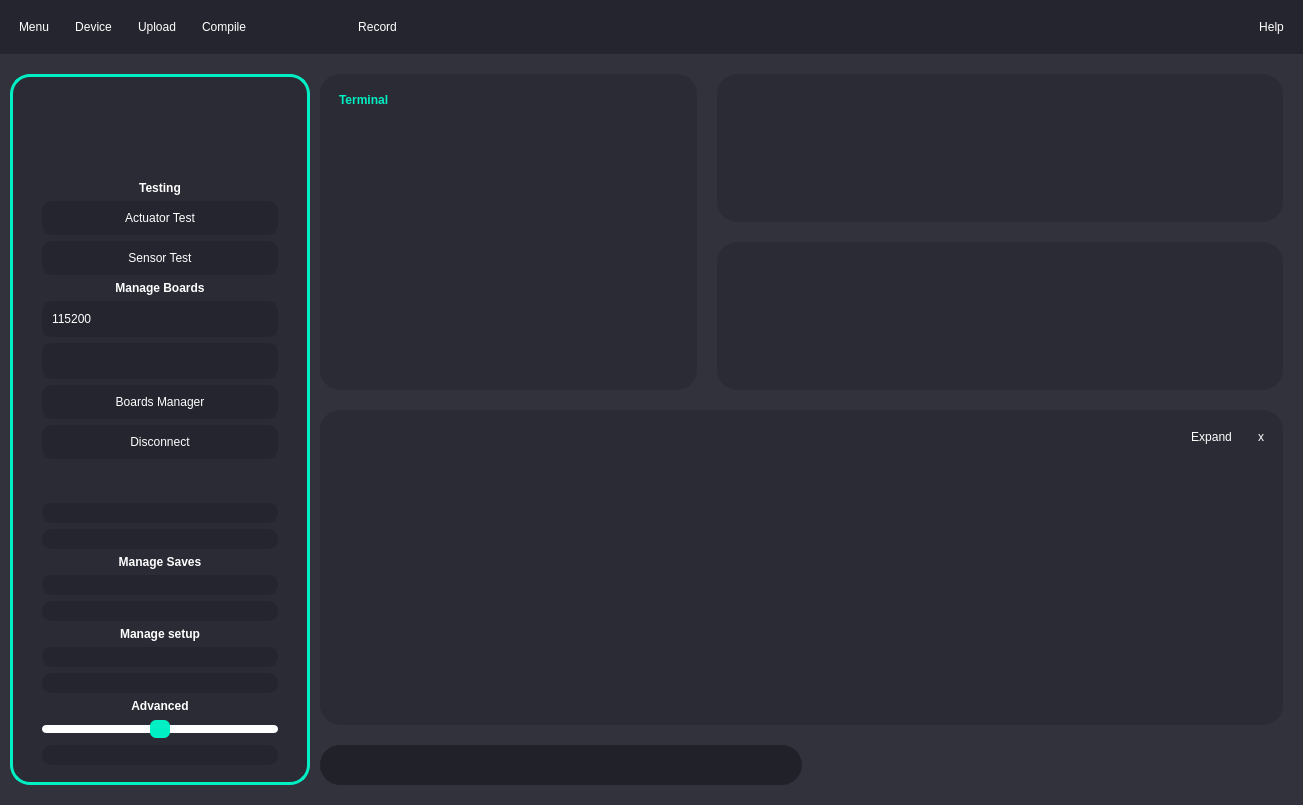
This is Ui/GraphingUi.ui in OrionAerospaceYT/SideKick as Qt 5 draws it before an edit. The edited form follows.
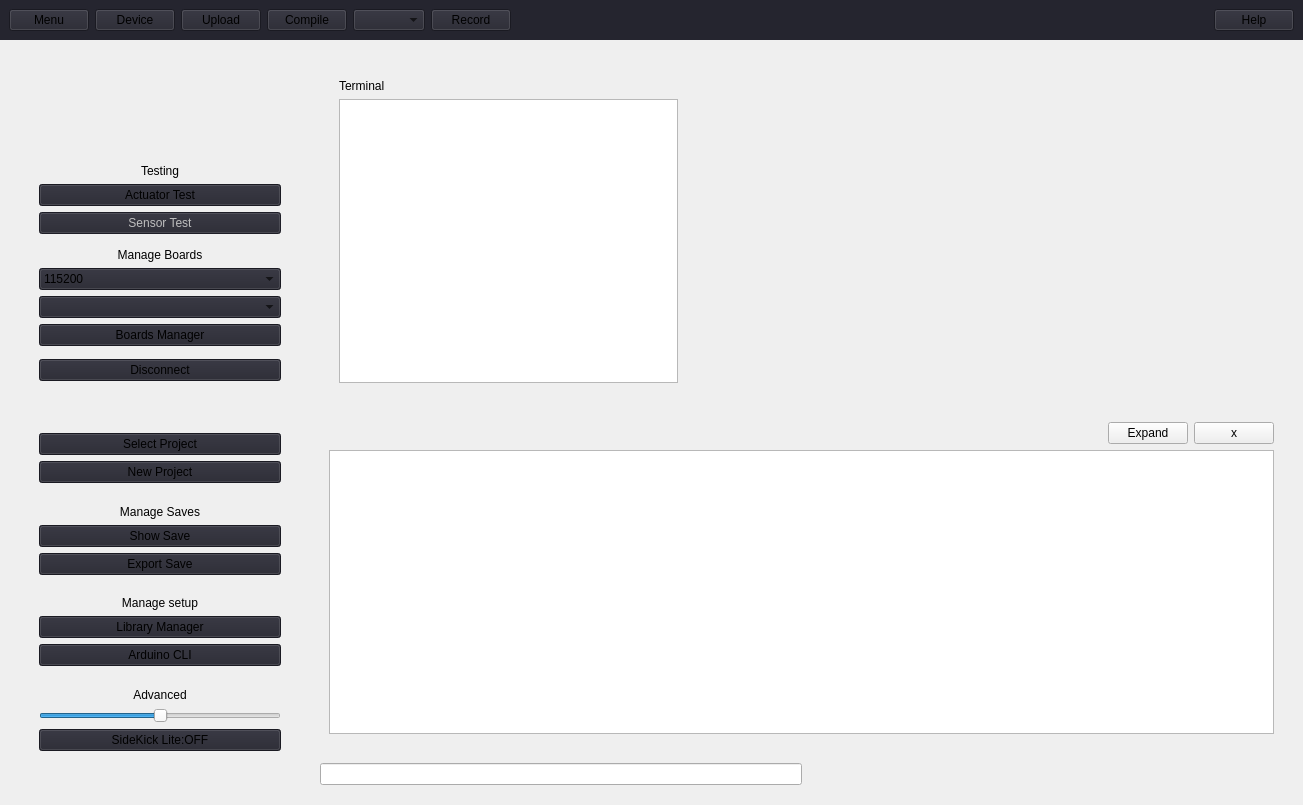
This is the edited form. Icons and pictures are not drawn.

Patch:
```diff
--- a/Ui/GraphingUi.ui
+++ b/Ui/GraphingUi.ui
@@ -17,247 +17,7 @@
    <string>SideKick</string>
   </property>
   <property name="styleSheet">
-   <string notr="true">/*General Styling*/
-* {
-  background-color: #32323C;
-  color: #FFFFFF;
-}
-
-
-/*Button Styling*/
-QPushButton {
-  padding: 10px 10px;
-  text-align: center;
-  outline: none;
-  background-color: #252535;
-  border: none;
-  border-radius: 10px;
-}
-QPushButton#send {
-  image: url(Ui/U_Arrow.png);
-  image-position: left;
-  padding-left: 10px;
-  width: 10px;
-}
-QPushButton#new_project {
-  image: url(Ui/Folder.png);
-  image-position: left;
-  padding-left: 10px;
-  width: 10px;
-}
-QPushButton#render {
-  image: url(Ui/SideKick_White.png);
-  image-position: left;
-  padding-left: 10px;
-  width: 20px;
-}
-QPushButton#disconnect {
-  image: url(Ui/Plug.png);
-  image-position: left;
-  padding-left: 10px;
-  width: 10px;
-}
-QPushButton:pressed {
-  background-color: #000;
-}
-QPushButton:hover:!pressed{
-  background-color: #151525;
-}
-
-/*Combo Box Styling*/
-QComboBox {
-  padding: 10px 10px;
-  text-align: center;
-  outline: none;
-  background-color: #252535;
-  border: none;
-  border-radius: 10px;
-}
-QComboBox:hover{
-  background-color: #151525;
-}
-QComboBox::drop-down {
-  subcontrol-origin: padding;
-  subcontrol-position: top right;
-  border-left: none;
-  color: #00f0c3;
-}
-QComboBox::down-arrow {
-  image: url(Ui/D_Arrow.png);
-  image-position: right;
-  padding-right: 70px;
-  width: 50px;
-  height: 20px;
-}
-QComboBox QAbstractItemView {
-  background: #252535;
-  border-radius: 6px;
-  color: #ffffff;
-  selection-color:#00f0c3;
-  selection-background-color:#252535;
-  outline: 0px;
-}
-
-/*Line Edit Styling*/
-QLineEdit {
-  padding: 10px 10px;
-  text-align: center;
-  outline: none;
-  background-color: #21212a;
-  border: none;
-  border-radius: 20px;
-  height: 20px;
-}
-QLineEdit:hover:!pressed{
-  background-color: #151525;
-}
-
-/*Label Styling*/
-QLabel{
-	font-weight: bold;
-}
-
-/*Text Box Styling*/
-QTextBrowser {
-  border: none; 
-  padding-left:10px ;
-  padding-top:10px;
-  background-color: #2b2b35;
-  border-radius: 10px;
-}
-
-QMenuBar {
-  background-color: #151525;
-}
-
-/*Removes the border from the scroll area*/
-QScrollBar:vertical
-{
-	width: 8px;
-    background: #2b2b35;
-}
-QScrollBar::add-page, QScrollBar::sub-page 
-{
-	background-color: #2b2b35;
-}
-QScrollBar::add-line, QScrollBar::sub-line 
-{
-	background-color: #2b2b35;
-}
-QScrollBar::handle
-{
-	background-color: grey;
-	border-radius: 4px;
-	border:none;
-}
-QScrollBar::up-arrow
-{
-	background: none;
-}
-QScrollBar::down-arrow
-{
-	background: none;
-}
-
-QScrollArea {
-	border:none;
-}
-
-/*Slider style*/
-QSlider {
-    min-height: 20px;
-    max-height: 20px;
-}
-
-QSlider::groove:horizontal {
-    border: none;
-    height: 8px;
-    border-radius: 1px;
-}
-
-QSlider::handle:horizontal {
-    background: #00f0c3;
-    border: none;
-    width: 20px;
-    margin-top: -5px;
-    margin-bottom: -5px;
-    border-radius: 6px;
-}
-
-QSlider::handle:horizontal:hover {
-    background: #00d0a1;
-}
-
-QSlider::sub-page:horizontal {
-    background: #ffffff;
-    border: none;
-    height: 10px;
-    border-radius: 4px;
-}
-
-QSlider::add-page:horizontal {
-    background: #ffffff;
-    border: none;
-    height: 10px;
-    border-radius: 4px;
-}
-
-/* Homescreen styling*/
-QWidget #bottom_widget{ 
-	background-color: #2b2b35;
-	border-radius:20px;
-}
-QWidget #top_widget{ 
-	background-color: #2b2b35;
-	border-radius:20px;
-}
-QWidget #terminal_container{
-	background-color: #2b2b35;
-	border-radius: 20px;
-}
-QTextEdit {
-	background-color: #2b2b35;
-	border: none;
-}
-QLabel#title {
-	color:#00f0c3;
-    background-color: #2b2b35;
-}
-
-/*Debugger styling*/
-QFrame#debugger_coloured{
-  background-color: #2b2b35;
-  border:none;
-  border-radius:20px;
-}
-QPushButton#full_screen{
-  background-color: #2b2b35;
-}
-QPushButton#quit{
-  background-color: #2b2b35;
-}
-QPushButton:pressed#full_screen{
-  background-color: #000;
-}
-QPushButton:hover:!pressed#full_screen{
-  background-color: #151525;
-}
-QPushButton:hover:!pressed#quit{
-  background-color: #ff0000;
-}
-
-/*Side menu styling*/
-QFrame#side_menu * {	
-	background-color: #2b2b35;
-}
-
-QFrame#side_menu {
-	background-color: #2b2b35;
-	border-radius:20px;
-	border: 3px solid;
-	border-color: #00f0c3;
-}
-</string>
+   <string notr="true"/>
   </property>
   <widget class="QWidget" name="centralwidget">
    <property name="styleSheet">
@@ -596,7 +356,7 @@
   background-color: #151525;
 }</string>
         </property>
-        <layout class="QHBoxLayout" name="horizontalLayout">
+        <layout class="QHBoxLayout" name="horizontalLayout" stretch="0,0,0,0,0,0,0,0,0,0">
          <item>
           <widget class="QPushButton" name="file">
            <property name="minimumSize">
```
